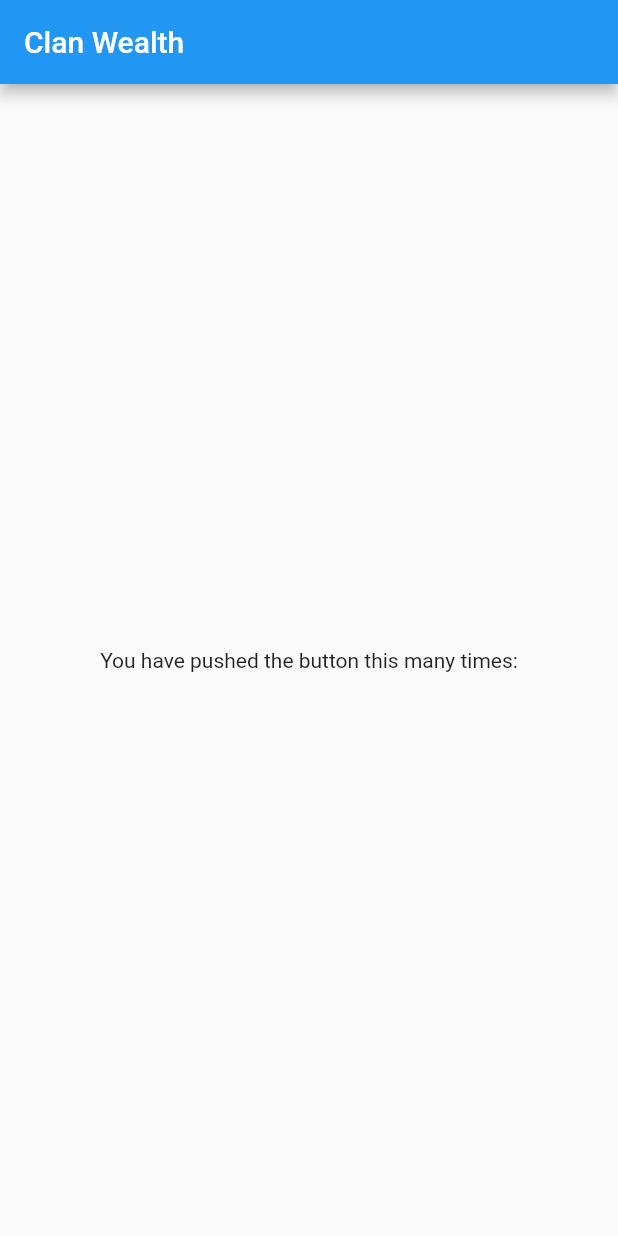
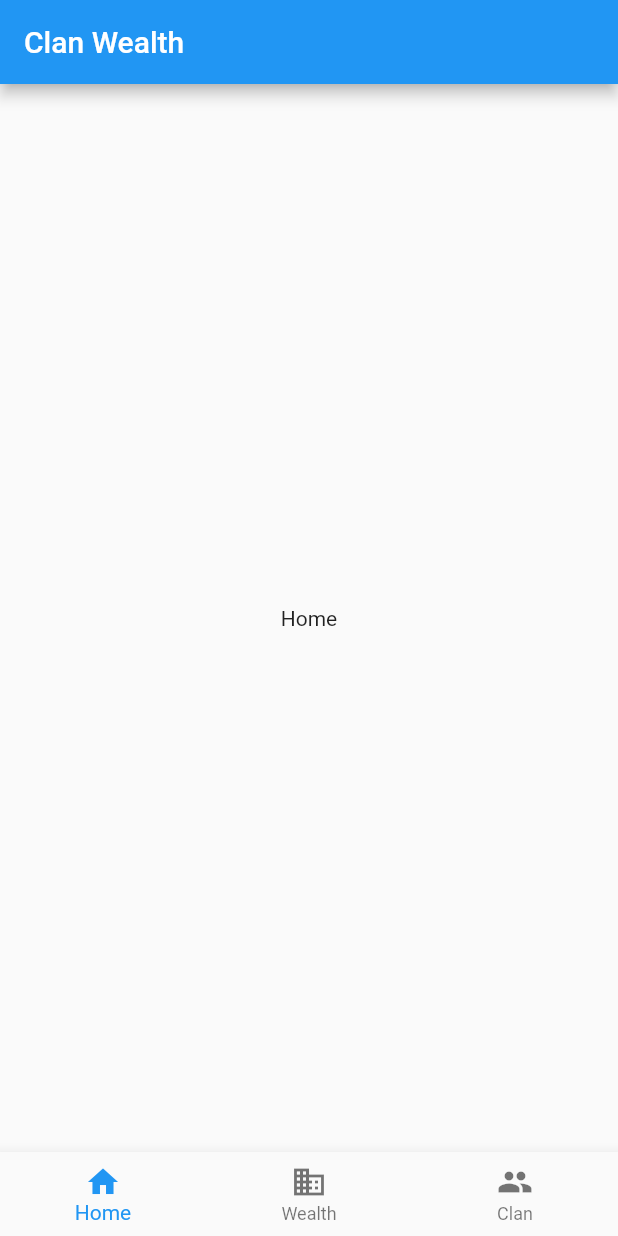
Before and after one commit to companyofdev/clan-wealth, a Flutter app: the screen it shows after launch, on a phone screen of 412 x 824 dp. Run offline on Flutter 3.47's test engine with Material 2 defaults, Android fonts, the light colour scheme and no system bars.

Commit message:
Add bottom navigation

```diff
--- /dev/null
+++ b/lib/components/bottom_navigation.dart
@@ -0,0 +1,31 @@
+import 'package:flutter/material.dart';
+
+class BottomNavigation extends StatelessWidget {
+  final int selectedIndex;
+
+  final Function onTap;
+
+  const BottomNavigation({this.selectedIndex, this.onTap});
+
+  @override
+  Widget build(BuildContext context) {
+    return BottomNavigationBar(
+      items: [
+        BottomNavigationBarItem(
+          icon: Icon(Icons.home),
+          label: 'Home',
+        ),
+        BottomNavigationBarItem(
+          icon: Icon(Icons.business),
+          label: 'Wealth',
+        ),
+        BottomNavigationBarItem(
+          icon: Icon(Icons.group),
+          label: 'Clan',
+        ),
+      ],
+      currentIndex: selectedIndex,
+      onTap: onTap,
+    );
+  }
+}
--- a/lib/main.dart
+++ b/lib/main.dart
@@ -1,5 +1,7 @@
-import 'package:clan_wealth/screens/home_page.dart';
-import 'package:clan_wealth/screens/wealth_page.dart';
+import 'package:clan_wealth/components/bottom_navigation.dart';
+import 'package:clan_wealth/screens/clan.dart';
+import 'package:clan_wealth/screens/home.dart';
+import 'package:clan_wealth/screens/wealth.dart';
 import 'package:flutter/material.dart';
 
 void main() {
@@ -12,15 +14,43 @@ class MyApp extends StatelessWidget {
   Widget build(BuildContext context) {
     return MaterialApp(
       title: 'Flutter Demo',
-      routes: {
-        HomePage.id: (context) => HomePage(),
-        WealthPage.id: (context) => WealthPage(),
-      },
       theme: ThemeData(
         primarySwatch: Colors.blue,
         visualDensity: VisualDensity.adaptivePlatformDensity,
       ),
-      initialRoute: HomePage.id,
+      home: MainPage(),
     );
   }
 }
+
+class MainPage extends StatefulWidget {
+  @override
+  _MainPageState createState() => _MainPageState();
+}
+
+class _MainPageState extends State<MainPage> {
+  int _selectedIndex = 0;
+  static List<Widget> _screens = <Widget>[
+    HomeScreen(),
+    WealthScreen(),
+    ClanScreen(),
+  ];
+
+  @override
+  Widget build(BuildContext context) {
+    return Scaffold(
+      appBar: AppBar(
+        title: Text('Clan Wealth'),
+      ),
+      body: _screens[_selectedIndex],
+      bottomNavigationBar: BottomNavigation(
+        selectedIndex: _selectedIndex,
+        onTap: (index) {
+          setState(() {
+            this._selectedIndex = index;
+          });
+        },
+      ),
+    );
+  }
+}
--- /dev/null
+++ b/lib/screens/home.dart
@@ -0,0 +1,17 @@
+import 'package:flutter/material.dart';
+
+class HomeScreen extends StatelessWidget {
+  @override
+  Widget build(BuildContext context) {
+    return Center(
+      child: Column(
+        mainAxisAlignment: MainAxisAlignment.center,
+        children: <Widget>[
+          Text(
+            'Home',
+          ),
+        ],
+      ),
+    );
+  }
+}
--- a/lib/screens/home_page.dart
+++ /dev/null
@@ -1,24 +0,0 @@
-import 'package:flutter/material.dart';
-
-class HomePage extends StatelessWidget {
-  static const String id = 'home_page';
-
-  @override
-  Widget build(BuildContext context) {
-    return Scaffold(
-      appBar: AppBar(
-        title: Text('Clan Wealth'),
-      ),
-      body: Center(
-        child: Column(
-          mainAxisAlignment: MainAxisAlignment.center,
-          children: <Widget>[
-            Text(
-              'You have pushed the button this many times:',
-            ),
-          ],
-        ),
-      ),
-    );
-  }
-}
```
Also changed, not shown: lib/screens/clan.dart (added, +15 -0 lines), lib/screens/wealth.dart (added, +15 -0 lines), lib/screens/wealth_page.dart (deleted, +0 -15 lines).
